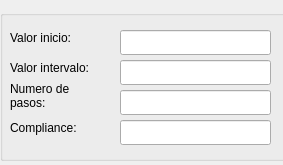
jsantos17/Tesis, file gui/ui/step.ui: the form before one commit.
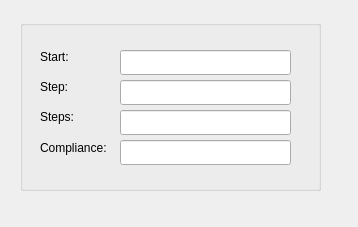
The form after the commit.

Patch:
```diff
--- a/gui/ui/step.ui
+++ b/gui/ui/step.ui
@@ -1,13 +1,13 @@
 <?xml version="1.0" encoding="UTF-8"?>
 <ui version="4.0">
- <class>Dialog</class>
- <widget class="QDialog" name="Dialog">
+ <class>Form</class>
+ <widget class="QWidget" name="Form">
   <property name="geometry">
    <rect>
     <x>0</x>
     <y>0</y>
-    <width>283</width>
-    <height>165</height>
+    <width>358</width>
+    <height>227</height>
    </rect>
   </property>
   <property name="windowTitle">
@@ -16,10 +16,10 @@
   <widget class="QGroupBox" name="step_groupbox">
    <property name="geometry">
     <rect>
-     <x>0</x>
-     <y>10</y>
+     <x>20</x>
+     <y>20</y>
      <width>301</width>
-     <height>151</height>
+     <height>171</height>
     </rect>
    </property>
    <property name="title">
@@ -28,45 +28,39 @@
    <widget class="QLineEdit" name="val_interval_field">
     <property name="geometry">
      <rect>
-      <x>120</x>
-      <y>50</y>
-      <width>151</width>
+      <x>100</x>
+      <y>60</y>
+      <width>171</width>
       <height>25</height>
      </rect>
     </property>
    </widget>
-   <widget class="QLabel" name="value_interval">
+   <widget class="QLineEdit" name="steps_lineedit">
     <property name="geometry">
      <rect>
-      <x>10</x>
-      <y>50</y>
-      <width>91</width>
-      <height>16</height>
+      <x>100</x>
+      <y>90</y>
+      <width>171</width>
+      <height>25</height>
      </rect>
     </property>
-    <property name="text">
-     <string>Valor intervalo:</string>
-    </property>
    </widget>
-   <widget class="QLabel" name="value_init">
+   <widget class="QLineEdit" name="start_lineedit">
     <property name="geometry">
      <rect>
-      <x>10</x>
-      <y>20</y>
-      <width>71</width>
-      <height>16</height>
+      <x>100</x>
+      <y>30</y>
+      <width>171</width>
+      <height>25</height>
      </rect>
     </property>
-    <property name="text">
-     <string>Valor inicio:</string>
-    </property>
    </widget>
    <widget class="QLineEdit" name="val_inicio_field">
     <property name="geometry">
      <rect>
-      <x>120</x>
-      <y>20</y>
-      <width>151</width>
+      <x>100</x>
+      <y>120</y>
+      <width>171</width>
       <height>25</height>
      </rect>
     </property>
@@ -74,35 +68,48 @@
    <widget class="QLabel" name="step_number">
     <property name="geometry">
      <rect>
-      <x>10</x>
-      <y>70</y>
-      <width>81</width>
-      <height>31</height>
+      <x>20</x>
+      <y>30</y>
+      <width>53</width>
+      <height>14</height>
      </rect>
     </property>
     <property name="text">
-     <string>Numero de pasos:</string>
+     <string>Start:</string>
     </property>
-    <property name="wordWrap">
-     <bool>true</bool>
+   </widget>
+   <widget class="QLabel" name="step_label">
+    <property name="geometry">
+     <rect>
+      <x>20</x>
+      <y>60</y>
+      <width>53</width>
+      <height>14</height>
+     </rect>
     </property>
+    <property name="text">
+     <string>Step:</string>
+    </property>
    </widget>
-   <widget class="QLineEdit" name="step_number_field">
+   <widget class="QLabel" name="steps_label">
     <property name="geometry">
      <rect>
-      <x>120</x>
-      <y>80</y>
-      <width>151</width>
-      <height>25</height>
+      <x>20</x>
+      <y>90</y>
+      <width>53</width>
+      <height>14</height>
      </rect>
     </property>
+    <property name="text">
+     <string>Steps:</string>
+    </property>
    </widget>
    <widget class="QLabel" name="compliance_label">
     <property name="geometry">
      <rect>
-      <x>10</x>
-      <y>110</y>
-      <width>81</width>
+      <x>20</x>
+      <y>120</y>
+      <width>71</width>
       <height>16</height>
      </rect>
     </property>
@@ -110,16 +117,6 @@
      <string>Compliance:</string>
     </property>
    </widget>
-   <widget class="QLineEdit" name="compliance_field">
-    <property name="geometry">
-     <rect>
-      <x>120</x>
-      <y>110</y>
-      <width>151</width>
-      <height>25</height>
-     </rect>
-    </property>
-   </widget>
   </widget>
  </widget>
  <resources/>
```
Left out of the diff: 13 changed lines with no effect on the pictures.
